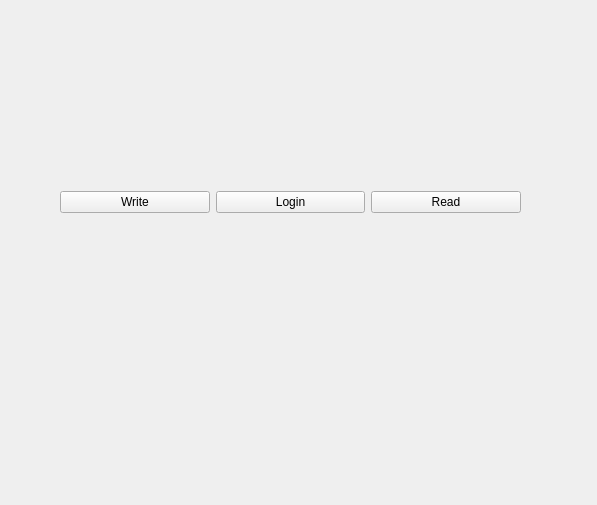
Above: desktop/app.ui from sergnator/notesservice before the change. Below: the same form after it.
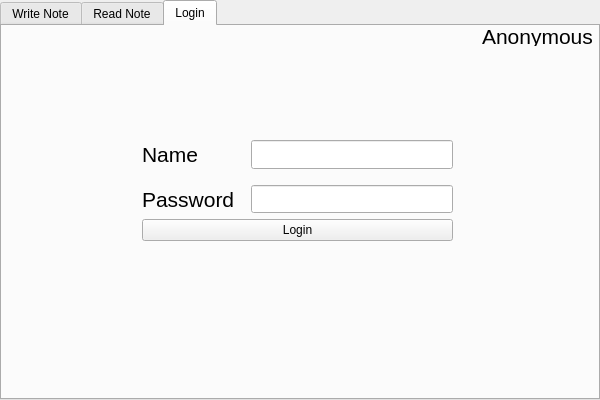
That is the form after the change. The open tabs and pages were chosen to show the change.

The edit to the form file:
```diff
--- a/desktop/app.ui
+++ b/desktop/app.ui
@@ -6,45 +6,248 @@
    <rect>
     <x>0</x>
     <y>0</y>
-    <width>597</width>
-    <height>505</height>
+    <width>600</width>
+    <height>400</height>
    </rect>
   </property>
   <property name="windowTitle">
    <string>Form</string>
   </property>
-  <widget class="QWidget" name="">
+  <widget class="QTabWidget" name="main_tabs">
    <property name="geometry">
     <rect>
-     <x>60</x>
-     <y>190</y>
-     <width>461</width>
-     <height>25</height>
+     <x>0</x>
+     <y>0</y>
+     <width>600</width>
+     <height>400</height>
     </rect>
    </property>
-   <layout class="QHBoxLayout" name="horizontalLayout_2">
-    <item>
-     <widget class="QPushButton" name="write_tab">
-      <property name="text">
-       <string>Write</string>
-      </property>
-     </widget>
-    </item>
-    <item>
-     <widget class="QPushButton" name="login_tab">
-      <property name="text">
-       <string>Login</string>
-      </property>
-     </widget>
-    </item>
-    <item>
-     <widget class="QPushButton" name="read_tab">
-      <property name="text">
-       <string>Read</string>
-      </property>
-     </widget>
-    </item>
-   </layout>
+   <property name="currentIndex">
+    <number>0</number>
+   </property>
+   <widget class="QWidget" name="wtite_tab">
+    <attribute name="title">
+     <string>Write Note</string>
+    </attribute>
+    <widget class="QLabel" name="username_label">
+     <property name="geometry">
+      <rect>
+       <x>479</x>
+       <y>0</y>
+       <width>111</width>
+       <height>20</height>
+      </rect>
+     </property>
+     <property name="font">
+      <font>
+       <pointsize>16</pointsize>
+      </font>
+     </property>
+     <property name="text">
+      <string>Anonymous</string>
+     </property>
+    </widget>
+    <widget class="QTextEdit" name="note_write_field">
+     <property name="geometry">
+      <rect>
+       <x>100</x>
+       <y>110</y>
+       <width>400</width>
+       <height>200</height>
+      </rect>
+     </property>
+     <property name="readOnly">
+      <bool>true</bool>
+     </property>
+    </widget>
+    <widget class="QPushButton" name="send_button">
+     <property name="geometry">
+      <rect>
+       <x>100</x>
+       <y>80</y>
+       <width>101</width>
+       <height>23</height>
+      </rect>
+     </property>
+     <property name="text">
+      <string>Send</string>
+     </property>
+    </widget>
+    <widget class="QCheckBox" name="is_private">
+     <property name="geometry">
+      <rect>
+       <x>210</x>
+       <y>80</y>
+       <width>81</width>
+       <height>18</height>
+      </rect>
+     </property>
+     <property name="text">
+      <string>is private?</string>
+     </property>
+    </widget>
+   </widget>
+   <widget class="QWidget" name="read_tab">
+    <attribute name="title">
+     <string>Read Note</string>
+    </attribute>
+    <widget class="QLabel" name="username_label_3">
+     <property name="geometry">
+      <rect>
+       <x>484</x>
+       <y>0</y>
+       <width>111</width>
+       <height>20</height>
+      </rect>
+     </property>
+     <property name="font">
+      <font>
+       <pointsize>16</pointsize>
+      </font>
+     </property>
+     <property name="text">
+      <string>Anonymous</string>
+     </property>
+    </widget>
+    <widget class="QTextEdit" name="note_read_field">
+     <property name="geometry">
+      <rect>
+       <x>100</x>
+       <y>120</y>
+       <width>400</width>
+       <height>200</height>
+      </rect>
+     </property>
+     <property name="readOnly">
+      <bool>true</bool>
+     </property>
+    </widget>
+    <widget class="QWidget" name="">
+     <property name="geometry">
+      <rect>
+       <x>101</x>
+       <y>90</y>
+       <width>241</width>
+       <height>25</height>
+      </rect>
+     </property>
+     <layout class="QHBoxLayout" name="horizontalLayout_2">
+      <item>
+       <widget class="QLineEdit" name="search_id_field">
+        <property name="text">
+         <string/>
+        </property>
+       </widget>
+      </item>
+      <item>
+       <widget class="QPushButton" name="search_button">
+        <property name="text">
+         <string>Search</string>
+        </property>
+       </widget>
+      </item>
+     </layout>
+    </widget>
+   </widget>
+   <widget class="QWidget" name="login_tab">
+    <attribute name="title">
+     <string>Login</string>
+    </attribute>
+    <widget class="QLabel" name="username_label_2">
+     <property name="geometry">
+      <rect>
+       <x>480</x>
+       <y>0</y>
+       <width>111</width>
+       <height>20</height>
+      </rect>
+     </property>
+     <property name="font">
+      <font>
+       <pointsize>16</pointsize>
+      </font>
+     </property>
+     <property name="text">
+      <string>Anonymous</string>
+     </property>
+    </widget>
+    <widget class="QWidget" name="">
+     <property name="geometry">
+      <rect>
+       <x>140</x>
+       <y>114</y>
+       <width>311</width>
+       <height>101</height>
+      </rect>
+     </property>
+     <layout class="QVBoxLayout" name="verticalLayout_3">
+      <item>
+       <layout class="QHBoxLayout" name="horizontalLayout">
+        <property name="spacing">
+         <number>16</number>
+        </property>
+        <item>
+         <layout class="QVBoxLayout" name="verticalLayout_2">
+          <item>
+           <widget class="QLabel" name="label">
+            <property name="font">
+             <font>
+              <pointsize>16</pointsize>
+             </font>
+            </property>
+            <property name="text">
+             <string>Name</string>
+            </property>
+           </widget>
+          </item>
+          <item>
+           <widget class="QLabel" name="label_2">
+            <property name="font">
+             <font>
+              <pointsize>16</pointsize>
+             </font>
+            </property>
+            <property name="text">
+             <string>Password</string>
+            </property>
+           </widget>
+          </item>
+         </layout>
+        </item>
+        <item>
+         <layout class="QVBoxLayout" name="verticalLayout">
+          <item>
+           <widget class="QLineEdit" name="name_field">
+            <property name="font">
+             <font>
+              <pointsize>16</pointsize>
+             </font>
+            </property>
+           </widget>
+          </item>
+          <item>
+           <widget class="QLineEdit" name="password_field">
+            <property name="font">
+             <font>
+              <pointsize>16</pointsize>
+             </font>
+            </property>
+           </widget>
+          </item>
+         </layout>
+        </item>
+       </layout>
+      </item>
+      <item>
+       <widget class="QPushButton" name="login_button">
+        <property name="text">
+         <string>Login</string>
+        </property>
+       </widget>
+      </item>
+     </layout>
+    </widget>
+   </widget>
   </widget>
  </widget>
  <resources/>
```
